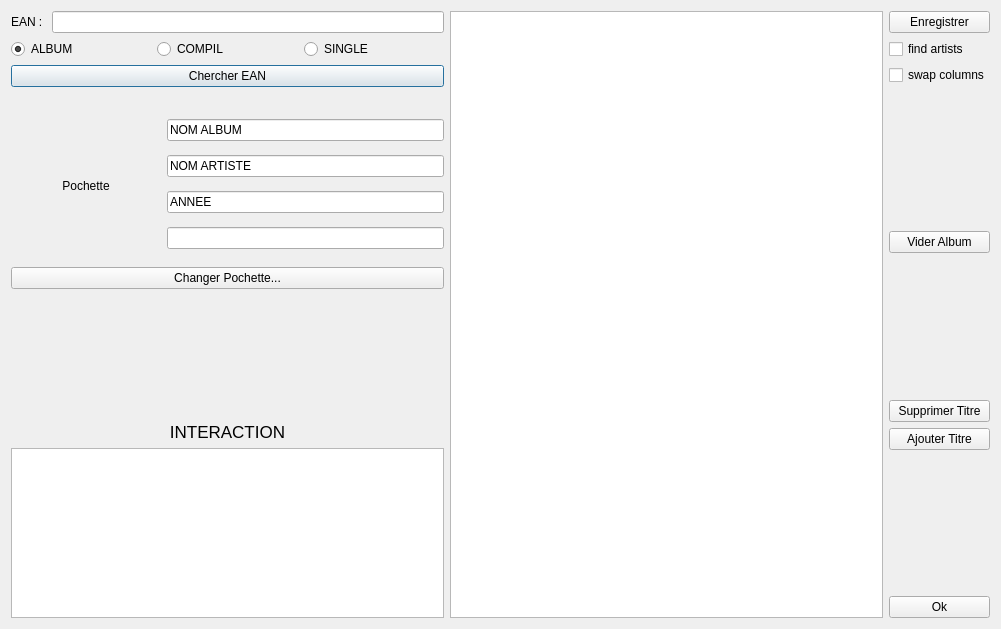
Qt form projet-musique/core/dialogajouterphys.ui (toopoormaghell/projet-musique) before a commit.
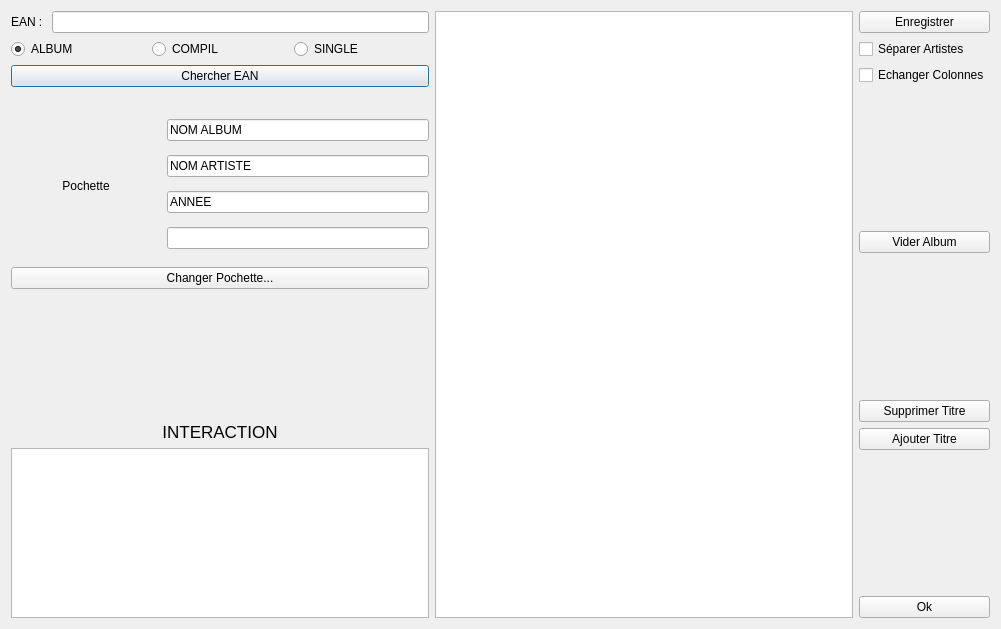
The same form after that commit.

Commit message: Ajout du code permettant de supprimer un titre dans le dialogajouterphys.

Diff of the .ui file:
```diff
--- a/projet-musique/core/dialogajouterphys.ui
+++ b/projet-musique/core/dialogajouterphys.ui
@@ -217,14 +217,14 @@
      <item>
       <widget class="QCheckBox" name="findArtists">
        <property name="text">
-        <string>find artists</string>
+        <string>Séparer Artistes</string>
        </property>
       </widget>
      </item>
      <item>
       <widget class="QCheckBox" name="swapColumns">
        <property name="text">
-        <string>swap columns</string>
+        <string>Echanger Colonnes</string>
        </property>
       </widget>
      </item>
```
Left out of the diff: 3 changed lines with no effect on the pictures. The commit also changes 1 other file.
